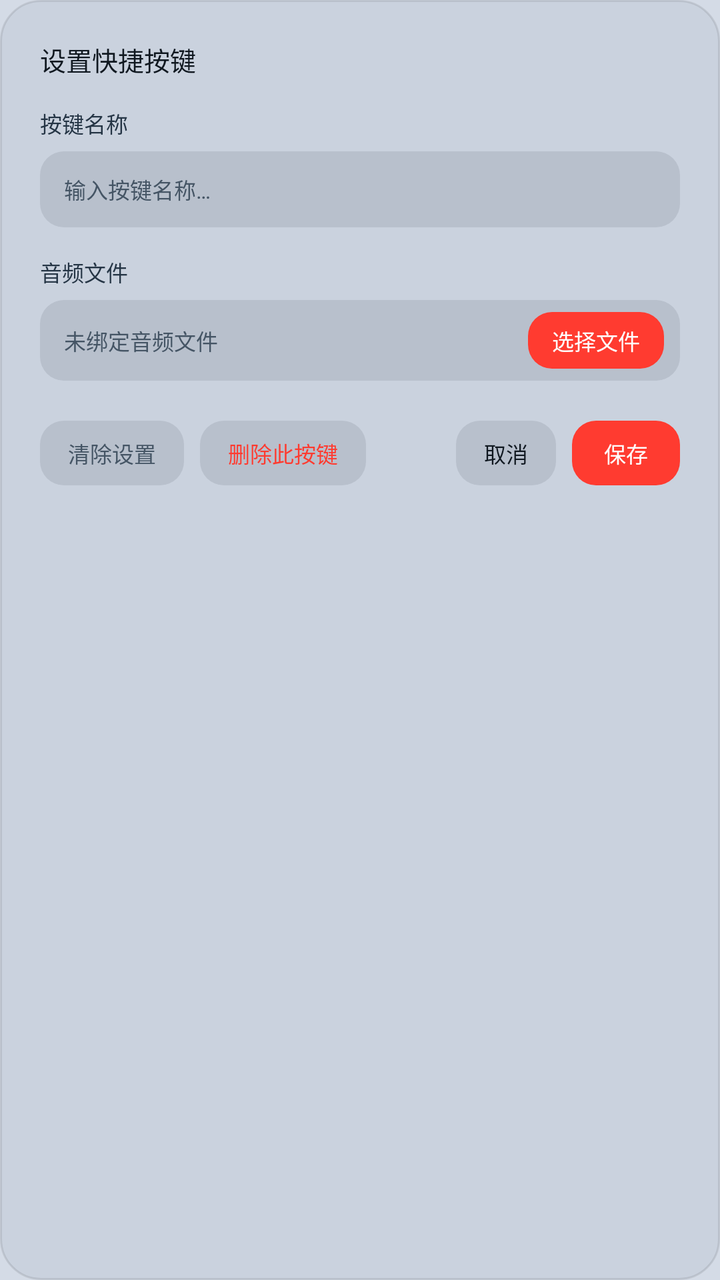
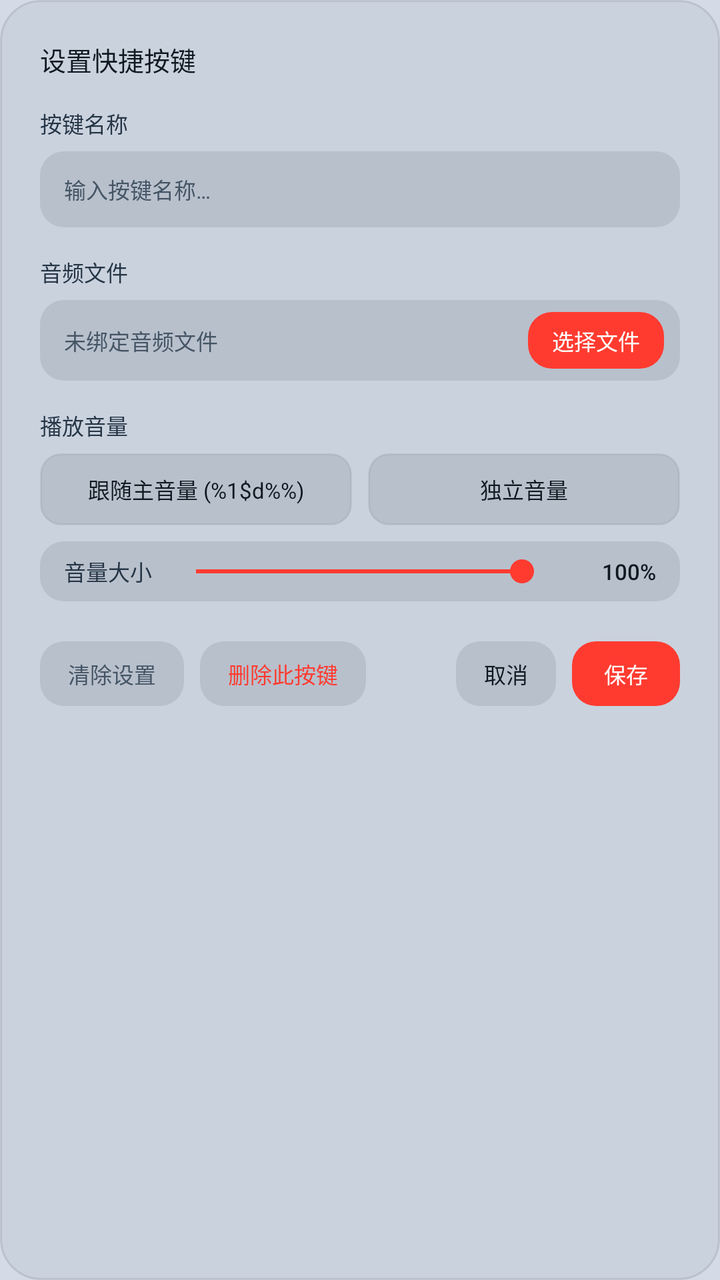

Screens rendered from an Android XML layout before and after an edit, with the pre-edit source and the edit as a unified diff.
<!-- AndroidManifest.xml: application theme Theme.Hey -->
<!-- res/layout/dialog_quick_sound_setup.xml -->
<?xml version="1.0" encoding="utf-8"?>
<LinearLayout xmlns:android="http://schemas.android.com/apk/res/android"
    android:layout_width="match_parent"
    android:layout_height="wrap_content"
    android:background="@drawable/bg_dialog"
    android:orientation="vertical"
    android:padding="20dp">

    <TextView
        android:id="@+id/dialogTitle"
        android:layout_width="wrap_content"
        android:layout_height="wrap_content"
        android:fontFamily="sans-serif-medium"
        android:text="@string/quick_sound_dialog_title"
        android:textColor="@color/on_surface"
        android:textSize="@dimen/dialog_title_size" />

    <TextView
        android:layout_width="wrap_content"
        android:layout_height="wrap_content"
        android:layout_marginTop="14dp"
        android:text="@string/quick_sound_name_label"
        android:textColor="@color/on_surface_dim"
        android:textSize="@dimen/dialog_body_size" />

    <EditText
        android:id="@+id/editSoundName"
        android:layout_width="match_parent"
        android:layout_height="38dp"
        android:layout_marginTop="6dp"
        android:background="@drawable/bg_dialog_input"
        android:hint="@string/quick_sound_name_hint"
        android:maxLines="1"
        android:singleLine="true"
        android:paddingStart="12dp"
        android:paddingEnd="12dp"
        android:textColor="@color/on_surface"
        android:textColorHint="@color/on_surface_muted"
        android:textSize="@dimen/dialog_input_size" />

    <TextView
        android:layout_width="wrap_content"
        android:layout_height="wrap_content"
        android:layout_marginTop="14dp"
        android:text="@string/quick_sound_file_label"
        android:textColor="@color/on_surface_dim"
        android:textSize="@dimen/dialog_body_size" />

    
    <LinearLayout
        android:layout_width="match_parent"
        android:layout_height="wrap_content"
        android:layout_marginTop="6dp"
        android:background="@drawable/bg_dialog_input"
        android:gravity="center_vertical"
        android:orientation="horizontal"
        android:paddingStart="12dp"
        android:paddingEnd="8dp"
        android:paddingTop="6dp"
        android:paddingBottom="6dp">

        <TextView
            android:id="@+id/selectedFileText"
            android:layout_width="0dp"
            android:layout_height="wrap_content"
            android:layout_weight="1"
            android:ellipsize="middle"
            android:singleLine="true"
            android:text="@string/quick_sound_no_file"
            android:textColor="@color/on_surface_muted"
            android:textSize="@dimen/dialog_body_size" />

        <TextView
            android:id="@+id/btnSelectFile"
            android:layout_width="wrap_content"
            android:layout_height="wrap_content"
            android:layout_marginStart="8dp"
            android:background="@drawable/bg_dialog_button_primary"
            android:clickable="true"
            android:focusable="true"
            android:paddingStart="12dp"
            android:paddingTop="6dp"
            android:paddingEnd="12dp"
            android:paddingBottom="6dp"
            android:text="@string/quick_sound_select_file"
            android:textColor="@color/on_primary"
            android:textSize="@dimen/dialog_button_size" />
    </LinearLayout>


    
    <LinearLayout
        android:layout_width="match_parent"
        android:layout_height="wrap_content"
        android:layout_marginTop="20dp"
        android:gravity="center_vertical"
        android:orientation="horizontal">

        <TextView
            android:id="@+id/btnClear"
            android:layout_width="wrap_content"
            android:layout_height="wrap_content"
            android:background="@drawable/bg_dialog_button"
            android:clickable="true"
            android:focusable="true"
            android:paddingStart="14dp"
            android:paddingTop="8dp"
            android:paddingEnd="14dp"
            android:paddingBottom="8dp"
            android:text="@string/quick_sound_clear"
            android:textColor="@color/on_surface_muted"
            android:textSize="@dimen/dialog_button_size" />

        <TextView
            android:id="@+id/btnDelete"
            android:layout_width="wrap_content"
            android:layout_height="wrap_content"
            android:layout_marginStart="8dp"
            android:background="@drawable/bg_dialog_button"
            android:clickable="true"
            android:focusable="true"
            android:paddingStart="14dp"
            android:paddingTop="8dp"
            android:paddingEnd="14dp"
            android:paddingBottom="8dp"
            android:text="@string/quick_sound_delete_button"
            android:textColor="@color/red_primary"
            android:textSize="@dimen/dialog_button_size" />

        <Space
            android:layout_width="0dp"
            android:layout_height="1dp"
            android:layout_weight="1" />

        <TextView
            android:id="@+id/btnCancel"
            android:layout_width="wrap_content"
            android:layout_height="wrap_content"
            android:background="@drawable/bg_dialog_button"
            android:clickable="true"
            android:focusable="true"
            android:paddingStart="14dp"
            android:paddingTop="8dp"
            android:paddingEnd="14dp"
            android:paddingBottom="8dp"
            android:text="@string/permission_dialog_cancel"
            android:textColor="@color/on_surface"
            android:textSize="@dimen/dialog_button_size" />

        <TextView
            android:id="@+id/btnSave"
            android:layout_width="wrap_content"
            android:layout_height="wrap_content"
            android:layout_marginStart="8dp"
            android:background="@drawable/bg_dialog_button_primary"
            android:clickable="true"
            android:focusable="true"
            android:paddingStart="16dp"
            android:paddingTop="8dp"
            android:paddingEnd="16dp"
            android:paddingBottom="8dp"
            android:text="@string/quick_sound_save"
            android:textColor="@color/on_primary"
            android:textSize="@dimen/dialog_button_size" />
    </LinearLayout>
</LinearLayout>
<!-- resources referenced by this layout -->
<resources>
  <color name="on_primary">#FFFFFFFF</color>
  <color name="on_surface">#FF101820</color>
  <color name="on_surface_dim">#FF253545</color>
  <color name="on_surface_muted">#FF455565</color>
  <color name="red_primary">#FFFF3B30</color>
  <dimen name="dialog_body_size">11sp</dimen>
  <dimen name="dialog_button_size">11sp</dimen>
  <dimen name="dialog_input_size">11sp</dimen>
  <dimen name="dialog_title_size">13sp</dimen>
  <!-- drawable bg_dialog (drawable) -->
  <?xml version="1.0" encoding="utf-8"?>
  <shape xmlns:android="http://schemas.android.com/apk/res/android"
      android:shape="rectangle">
      <solid android:color="#FFCAD2DE" />
      <corners android:radius="20dp" />
      <stroke android:width="1dp" android:color="#18000000" />
  </shape>
  <!-- drawable bg_dialog_button (drawable) -->
  <?xml version="1.0" encoding="utf-8"?>
  <ripple xmlns:android="http://schemas.android.com/apk/res/android"
      android:color="#20000000">
      <item>
          <shape android:shape="rectangle">
              <solid android:color="#FFB8C0CC" />
              <corners android:radius="12dp" />
          </shape>
      </item>
  </ripple>
  <!-- drawable bg_dialog_button_primary (drawable) -->
  <?xml version="1.0" encoding="utf-8"?>
  <ripple xmlns:android="http://schemas.android.com/apk/res/android"
      android:color="#30FFFFFF">
      <item>
          <shape android:shape="rectangle">
              <solid android:color="#FFFF3B30" />
              <corners android:radius="12dp" />
          </shape>
      </item>
  </ripple>
  <!-- drawable bg_dialog_input (drawable) -->
  <?xml version="1.0" encoding="utf-8"?>
  <shape xmlns:android="http://schemas.android.com/apk/res/android"
      android:shape="rectangle">
      <solid android:color="#FFB8C0CC" />
      <corners android:radius="12dp" />
  </shape>
  <string name="permission_dialog_cancel">取消</string>
  <string name="quick_sound_clear">清除设置</string>
  <string name="quick_sound_delete_button">删除此按键</string>
  <string name="quick_sound_dialog_title">设置快捷按键</string>
  <string name="quick_sound_file_label">音频文件</string>
  <string name="quick_sound_name_hint">输入按键名称…</string>
  <string name="quick_sound_name_label">按键名称</string>
  <string name="quick_sound_no_file">未绑定音频文件</string>
  <string name="quick_sound_save">保存</string>
  <string name="quick_sound_select_file">选择文件</string>
  <color name="background_dark">#FFD4DBE6</color>
  <color name="red_dark">#FFCC0000</color>
  <color name="surface_dark">#FFC5CCD8</color>
  <!-- unchanged entries left out for length: 1 -->
</resources>

<!-- the commit's change to res/layout/dialog_quick_sound_setup.xml (unified diff, before → after) -->
@@ -87,6 +87,92 @@
             android:textSize="@dimen/dialog_button_size" />
     </LinearLayout>
 
+    <TextView
+        android:layout_width="wrap_content"
+        android:layout_height="wrap_content"
+        android:layout_marginTop="14dp"
+        android:text="@string/quick_sound_volume_label"
+        android:textColor="@color/on_surface_dim"
+        android:textSize="@dimen/dialog_body_size" />
+
+    
+    <RadioGroup
+        android:id="@+id/radioGroupVolumeMode"
+        android:layout_width="match_parent"
+        android:layout_height="36dp"
+        android:layout_marginTop="6dp"
+        android:orientation="horizontal">
+
+        <RadioButton
+            android:id="@+id/radioVolFollowMain"
+            android:layout_width="0dp"
+            android:layout_height="match_parent"
+            android:layout_weight="1"
+            android:background="@drawable/bg_radio_option"
+            android:button="@null"
+            android:gravity="center"
+            android:text="@string/quick_sound_vol_follow_main"
+            android:textColor="@color/radio_text_color"
+            android:textSize="@dimen/dialog_button_size" />
+
+        <RadioButton
+            android:id="@+id/radioVolCustom"
+            android:layout_width="0dp"
+            android:layout_height="match_parent"
+            android:layout_marginStart="8dp"
+            android:layout_weight="1"
+            android:background="@drawable/bg_radio_option"
+            android:button="@null"
+            android:gravity="center"
+            android:text="@string/quick_sound_vol_custom"
+            android:textColor="@color/radio_text_color"
+            android:textSize="@dimen/dialog_button_size" />
+    </RadioGroup>
+
+    
+    <LinearLayout
+        android:id="@+id/layoutCustomVolume"
+        android:layout_width="match_parent"
+        android:layout_height="wrap_content"
+        android:layout_marginTop="8dp"
+        android:background="@drawable/bg_dialog_input"
+        android:gravity="center_vertical"
+        android:orientation="horizontal"
+        android:paddingStart="12dp"
+        android:paddingEnd="12dp"
+        android:paddingTop="6dp"
+        android:paddingBottom="6dp">
+
+        <TextView
+            android:id="@+id/textCustomVolLabel"
+            android:layout_width="wrap_content"
+            android:layout_height="wrap_content"
+            android:text="@string/quick_sound_vol_slider_label"
+            android:textColor="@color/on_surface_dim"
+            android:textSize="@dimen/dialog_body_size" />
+
+        <SeekBar
+            android:id="@+id/seekCustomVolume"
+            android:layout_width="0dp"
+            android:layout_height="wrap_content"
+            android:layout_weight="1"
+            android:layout_marginStart="6dp"
+            android:layout_marginEnd="6dp"
+            android:max="100"
+            android:progress="100"
+            android:progressTint="@color/red_primary"
+            android:thumbTint="@color/red_primary" />
+
+        <TextView
+            android:id="@+id/textCustomVolumeValue"
+            android:layout_width="45dp"
+            android:layout_height="wrap_content"
+            android:gravity="end"
+            android:text="100%"
+            android:textColor="@color/on_surface"
+            android:textSize="@dimen/dialog_body_size"
+            android:fontFamily="sans-serif-medium" />
+    </LinearLayout>
 
     
     <LinearLayout
<!-- resource entries referenced after the edit -->
@@ -46,6 +46,25 @@
       <solid android:color="#FFB8C0CC" />
       <corners android:radius="12dp" />
   </shape>
+  <!-- drawable bg_radio_option (drawable) -->
+  <?xml version="1.0" encoding="utf-8"?>
+  <selector xmlns:android="http://schemas.android.com/apk/res/android">
+      <item android:state_checked="true">
+          <shape android:shape="rectangle">
+              <solid android:color="@color/red_primary" />
+              <corners android:radius="10dp" />
+          </shape>
+      </item>
+      <item>
+          <shape android:shape="rectangle">
+              <solid android:color="@color/debug_input_surface" />
+              <stroke
+                  android:width="1dp"
+                  android:color="@color/debug_input_stroke" />
+              <corners android:radius="10dp" />
+          </shape>
+      </item>
+  </selector>
   <string name="permission_dialog_cancel">取消</string>
   <string name="quick_sound_clear">清除设置</string>
   <string name="quick_sound_delete_button">删除此按键</string>
@@ -56,6 +75,12 @@
   <string name="quick_sound_no_file">未绑定音频文件</string>
   <string name="quick_sound_save">保存</string>
   <string name="quick_sound_select_file">选择文件</string>
+  <string name="quick_sound_vol_custom">独立音量</string>
+  <string name="quick_sound_vol_follow_main">跟随主音量 (%1$d%%)</string>
+  <string name="quick_sound_vol_slider_label">音量大小</string>
+  <string name="quick_sound_volume_label">播放音量</string>
+  <color name="debug_input_surface">#FFB8C0CC</color>
+  <color name="debug_input_stroke">#10000000</color>
   <color name="background_dark">#FFD4DBE6</color>
   <color name="red_dark">#FFCC0000</color>
   <color name="surface_dark">#FFC5CCD8</color>
